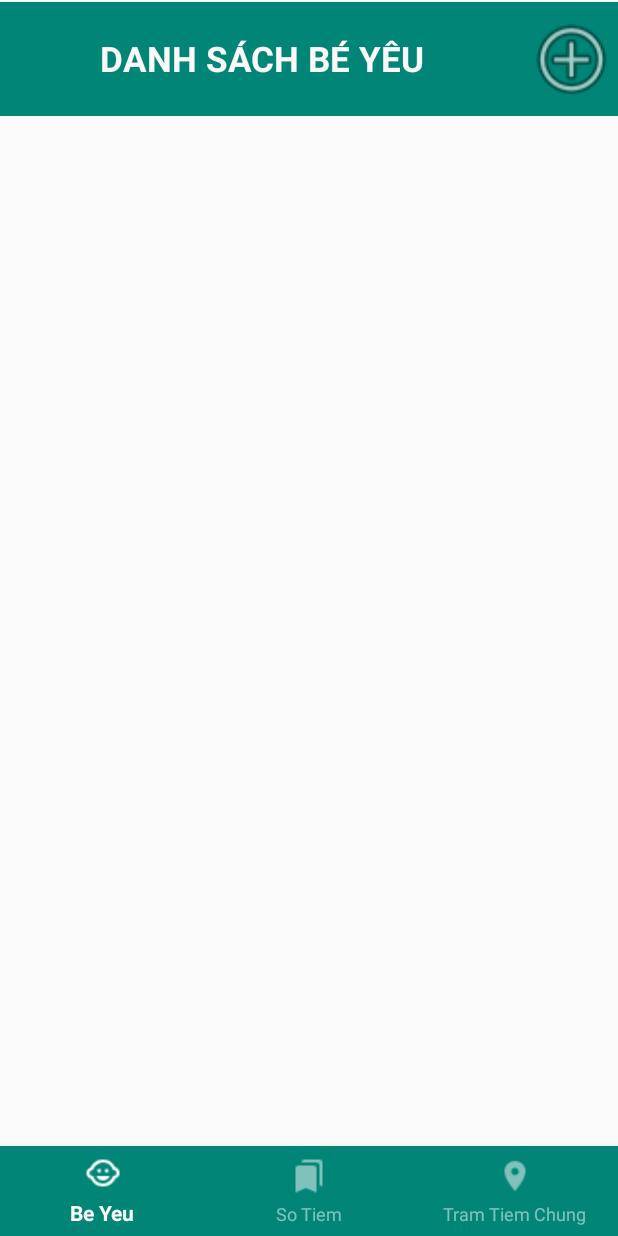
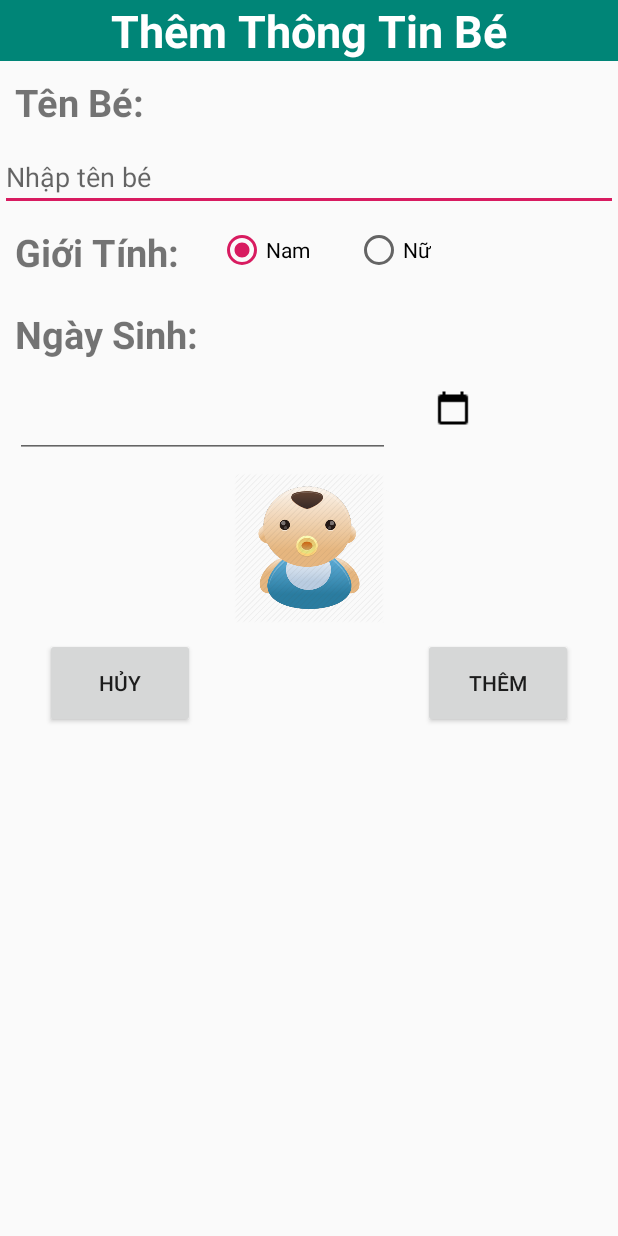
Before and after one commit to ntk0104/BabyVacxin, an Android app: the BeYeuFragment screen opened directly, with no data from a screen before it, after a tap on an icon or button, on a phone screen of 412 x 824 dp. Run offline under Robolectric (Android 15) with nearby library versions, the phone set to English and light mode, and no system bars; our stand-ins replace Volley; network calls fail; 1 statement that could not run was skipped.

Commit message:
done add new baby

```diff
--- a/app/src/main/AndroidManifest.xml
+++ b/app/src/main/AndroidManifest.xml
@@ -39,7 +39,8 @@
             android:name="com.facebook.sdk.ApplicationId"
             android:value="@string/facebook_app_id" />
 
-        <activity android:name=".MainActivity"></activity>
+        <activity android:name=".MainActivity" />
+        <activity android:name=".ThemBabyActivity"></activity>
     </application>
 
 </manifest>
--- a/app/src/main/java/com/dmt/sannguyen/lgwfb/BeYeuFragment.java
+++ b/app/src/main/java/com/dmt/sannguyen/lgwfb/BeYeuFragment.java
@@ -1,6 +1,7 @@
 package com.dmt.sannguyen.lgwfb;
 
 
+import android.content.Intent;
 import android.os.Bundle;
 import android.support.annotation.NonNull;
 import android.support.annotation.Nullable;
@@ -41,7 +42,7 @@ public class BeYeuFragment extends Fragment {
 
     private String userID;
     ArrayList<BeYeu> beYeuArrayList;
-    BeYeuAdapter adapter;
+    public BeYeuAdapter adapter;
 
 
     public BeYeuFragment() {
@@ -74,7 +75,10 @@ public class BeYeuFragment extends Fragment {
         view.findViewById(R.id.btnAddBaby).setOnClickListener(new View.OnClickListener() {
             @Override
             public void onClick(View v) {
-                Log.d("Track", "Btn is clicked in created");
+                Log.d("Track", "BtnAddBaby is clicked in created");
+                Intent intent = new Intent(getActivity().getApplicationContext(), ThemBabyActivity.class);
+                intent.putExtra("userid", userID);
+                startActivity(intent);
             }
         });
         ListView listviewBaby = view.findViewById(R.id.listviewBaby);
--- /dev/null
+++ b/app/src/main/java/com/dmt/sannguyen/lgwfb/ThemBabyActivity.java
@@ -0,0 +1,150 @@
+package com.dmt.sannguyen.lgwfb;
+
+import android.app.DatePickerDialog;
+import android.content.Intent;
+import android.support.v7.app.AppCompatActivity;
+import android.os.Bundle;
+import android.text.LoginFilter;
+import android.util.Log;
+import android.view.View;
+import android.widget.Button;
+import android.widget.DatePicker;
+import android.widget.EditText;
+import android.widget.ImageButton;
+import android.widget.RadioButton;
+import android.widget.RadioGroup;
+import android.widget.Toast;
+
+import com.android.volley.AuthFailureError;
+import com.android.volley.DefaultRetryPolicy;
+import com.android.volley.Request;
+import com.android.volley.RequestQueue;
+import com.android.volley.Response;
+import com.android.volley.VolleyError;
+import com.android.volley.toolbox.JsonObjectRequest;
+import com.android.volley.toolbox.Volley;
+
+import org.json.JSONObject;
+
+import java.util.Calendar;
+import java.util.HashMap;
+import java.util.Map;
+
+public class ThemBabyActivity extends AppCompatActivity {
+
+    EditText edtBabyName;
+    RadioGroup radioGroupGioiTinh;
+    RadioButton radioBtn;
+    EditText edtHienThiNgaySinh;
+    ImageButton imgCalendar;
+    Button btnThem, btnHuy;
+    String userid;
+
+    @Override
+    protected void onCreate(Bundle savedInstanceState) {
+        super.onCreate(savedInstanceState);
+        setContentView(R.layout.activity_them_baby);
+        final Intent intent = getIntent();
+        userid = intent.getStringExtra("userid");
+        Log.d("Track", "Add baby got: " + userid);
+        AnhXa();
+
+        imgCalendar.setOnClickListener(new View.OnClickListener() {
+            @Override
+            public void onClick(View v) {
+                Calendar calendar = Calendar.getInstance();
+                int year = calendar.get(Calendar.YEAR);
+                int month = calendar.get(Calendar.MONTH);
+                int date = calendar.get(Calendar.DATE);
+                DatePickerDialog datePickerDialog = new DatePickerDialog(ThemBabyActivity.this, new DatePickerDialog.OnDateSetListener() {
+                    @Override
+                    public void onDateSet(DatePicker view, int year, int month, int dayOfMonth) {
+                        edtHienThiNgaySinh.setText(year + "-" + (month + 1) + "-" + dayOfMonth);
+                    }
+                }, year, month, date);
+                datePickerDialog.show();
+            }
+        });
+
+        btnThem.setOnClickListener(new View.OnClickListener() {
+            @Override
+            public void onClick(View v) {
+                String baby_name = edtBabyName.getText().toString().trim();
+                int selectedGT = radioGroupGioiTinh.getCheckedRadioButtonId();
+                radioBtn = findViewById(selectedGT);
+                String gioitinh = (String) radioBtn.getText();
+                String ngaysinh = edtHienThiNgaySinh.getText().toString().trim();
+                int gender;
+                if(gioitinh.equals("Nam")){
+                    Log.d("Track", "Adding new baby with gioi tinh..."+ gioitinh);
+                    gender = 1;
+                }else{
+                    Log.d("Track", "Adding new baby with gioi tinh..."+ gioitinh);
+                    gender = 0;
+                }
+                if(baby_name.length() > 0 && ngaysinh.length() > 0 ){
+                    Log.d("Track", "Adding new baby with data..." + baby_name + " " + gender + " " + ngaysinh);
+                    AddNewBaby(baby_name, ngaysinh, gender, userid);
+                    Bundle bundle = new Bundle();
+                    bundle.putString("userid", userid);
+                    //send bundle data to BeYeuActivity activity
+                    Intent intent1 = new Intent(ThemBabyActivity.this, MainActivity.class);
+                    intent1.putExtras(bundle);
+                    startActivity(intent1);
+                }else {
+                    Toast.makeText(ThemBabyActivity.this, "thieu data", Toast.LENGTH_LONG).show();
+                }
+
+            }
+        });
+    }
+
+    private void AnhXa() {
+        edtBabyName = findViewById(R.id.edtBabyName);
+        radioGroupGioiTinh = findViewById(R.id.radioGrouptGioiTinh);
+        edtHienThiNgaySinh = findViewById(R.id.edtHienThiNgaySinh);
+        imgCalendar = findViewById(R.id.imgButtonCalendar);
+        btnThem = findViewById(R.id.btnThemBaby);
+        btnHuy = findViewById(R.id.btnCancelAddBaby);
+    }
+
+    private void AddNewBaby(final String name, final String dateofbirth, final int gender, final String userid){
+        String url = "https://babyvacxin.azurewebsites.net/api/AddBaby?code=Z791vFkebPlUlUy55cJzNsx6py6SWLs5Ay8ncnd7M8wrp9I0gbngfw==";
+        Log.d("Track", "Registering new user");
+        RequestQueue requestQueue = Volley.newRequestQueue(this);
+        final JsonObjectRequest jsonObjectRequest = new JsonObjectRequest(
+                Request.Method.GET,
+                url,
+                null,
+                new Response.Listener<JSONObject>() {
+                    @Override
+                    public void onResponse(JSONObject response) {
+                        Log.d("Track", "Response from RegisterNewUser :" + response);
+
+
+                    }
+                },
+                new Response.ErrorListener() {
+                    @Override
+                    public void onErrorResponse(VolleyError error) {
+                        Log.d("Track", "Response from RegisterNewUser :"+error);
+                    }
+                }
+        ){
+            @Override
+            public Map<String, String> getHeaders() throws AuthFailureError {
+                Map<String, String>  params = new HashMap<String, String>();
+                params.put("name", name);
+                params.put("dateofbirth", dateofbirth);
+                params.put("gender", String.valueOf(gender));
+                params.put("userid", userid);
+                return params;
+            }
+
+
+        };
+        //set to avoid Volley send request multiple times
+        jsonObjectRequest.setRetryPolicy(new DefaultRetryPolicy(0, DefaultRetryPolicy.DEFAULT_MAX_RETRIES, DefaultRetryPolicy.DEFAULT_BACKOFF_MULT));
+        requestQueue.add(jsonObjectRequest);
+    }
+}
--- /dev/null
+++ b/app/src/main/res/layout/activity_them_baby.xml
@@ -0,0 +1,158 @@
+<?xml version="1.0" encoding="utf-8"?>
+<RelativeLayout xmlns:android="http://schemas.android.com/apk/res/android"
+    xmlns:app="http://schemas.android.com/apk/res-auto"
+    xmlns:tools="http://schemas.android.com/tools"
+    android:layout_width="match_parent"
+    android:layout_height="match_parent"
+    tools:context=".ThemBabyActivity">
+
+    <TextView
+        android:id="@+id/headerAddBaby"
+        android:textSize="30sp"
+        android:textStyle="bold"
+        android:textColor="#ffffff"
+        android:background="@color/colorPrimary"
+        android:gravity="center"
+        android:text="Thêm Thông Tin Bé"
+        android:layout_width="match_parent"
+        android:layout_height="wrap_content" />
+
+    <TextView
+        android:id="@+id/txtLabelTenBe"
+        android:layout_below="@id/headerAddBaby"
+        android:textSize="25sp"
+        android:padding="10dp"
+        android:textStyle="bold"
+        android:text="Tên Bé:"
+        android:layout_width="match_parent"
+        android:layout_height="wrap_content" />
+
+    <EditText
+        android:hint="Nhập tên bé"
+        android:id="@+id/edtBabyName"
+        android:layout_below="@id/txtLabelTenBe"
+        android:layout_width="match_parent"
+        android:layout_height="45dp" />
+
+    <TextView
+        android:textSize="25sp"
+        android:textStyle="bold"
+        android:padding="10dp"
+        android:id="@+id/txtLabelGioiTinh"
+        android:layout_below="@id/edtBabyName"
+        android:text="Giới Tính: "
+        android:layout_width="wrap_content"
+        android:layout_height="wrap_content" />
+
+    <RadioGroup
+        android:padding="10dp"
+        android:id="@+id/radioGrouptGioiTinh"
+        android:layout_below="@id/edtBabyName"
+        android:orientation="horizontal"
+        android:layout_toRightOf="@id/txtLabelGioiTinh"
+        android:layout_width="match_parent"
+        android:layout_height="wrap_content">
+        <RadioButton
+            android:id="@+id/ratioGioiTinhNam"
+            android:text="Nam"
+            android:checked="true"
+            android:layout_width="wrap_content"
+            android:layout_height="wrap_content" />
+
+        <RadioButton
+            android:id="@+id/ratioGioiTinhNu"
+            android:text="Nữ"
+            android:layout_marginLeft="30dp"
+            android:layout_width="wrap_content"
+            android:layout_height="wrap_content" />
+    </RadioGroup>
+
+    <TextView
+        android:textSize="25sp"
+        android:textStyle="bold"
+        android:padding="10dp"
+        android:id="@+id/txtLabelNgaySinh"
+        android:layout_below="@id/txtLabelGioiTinh"
+        android:text="Ngày Sinh: "
+        android:layout_width="wrap_content"
+        android:layout_height="wrap_content" />
+
+    <EditText
+        android:textSize="25sp"
+        android:textStyle="bold"
+        android:layout_marginLeft="10dp"
+        android:id="@+id/edtHienThiNgaySinh"
+        android:layout_below="@id/txtLabelNgaySinh"
+        android:text=""
+        android:layout_width="250dp"
+        android:focusable="false"
+        android:layout_height="wrap_content" />
+
+    <ImageButton
+        android:src="@drawable/baseline_calendar_today_black_24dp"
+        android:layout_toRightOf="@id/edtHienThiNgaySinh"
+        android:layout_below="@id/txtLabelNgaySinh"
+        android:id="@+id/imgButtonCalendar"
+        android:layout_marginLeft="20dp"
+        android:padding="10dp"
+        android:background="@null"
+        android:layout_width="wrap_content"
+        android:layout_height="wrap_content" />
+
+    <ImageView
+        android:layout_margin="10dp"
+        android:layout_centerHorizontal="true"
+        android:id="@+id/avatarBaby"
+        android:src="@drawable/baby_avatar"
+        android:layout_width="100dp"
+        android:layout_height="100dp"
+        android:layout_below="@id/edtHienThiNgaySinh"/>
+
+    <Button
+        android:text="Thêm"
+        android:id="@+id/btnThemBaby"
+        android:layout_marginRight="30dp"
+        android:layout_alignParentRight="true"
+        android:layout_below="@id/avatarBaby"
+        android:layout_width="100dp"
+        android:layout_height="60dp" />
+
+    <Button
+        android:text="Hủy"
+        android:id="@+id/btnCancelAddBaby"
+        android:layout_marginLeft="30dp"
+        android:layout_alignParentLeft="true"
+        android:layout_below="@id/avatarBaby"
+        android:layout_width="100dp"
+        android:layout_height="60dp" />
+
+
+
+
+
+    <!--<TextView-->
+        <!--android:textSize="15sp"-->
+        <!--android:textStyle="bold"-->
+        <!--android:padding="6dp"-->
+        <!--android:layout_marginTop="10dp"-->
+        <!--android:id="@+id/txtLabelGTNam"-->
+        <!--android:layout_below="@id/edtBabyName"-->
+        <!--android:layout_toRightOf="@id/ratioGioiTinhNam"-->
+        <!--android:text="Nam"-->
+        <!--android:layout_width="wrap_content"-->
+        <!--android:layout_height="wrap_content" />-->
+
+    <!--<TextView-->
+        <!--android:textSize="15sp"-->
+        <!--android:textStyle="bold"-->
+        <!--android:padding="6dp"-->
+        <!--android:layout_marginTop="10dp"-->
+        <!--android:id="@+id/txtLabelGTNu"-->
+        <!--android:layout_below="@id/edtBabyName"-->
+        <!--android:layout_toRightOf="@id/ratioGioiTinhNu"-->
+        <!--android:text="Nữ"-->
+        <!--android:layout_width="wrap_content"-->
+        <!--android:layout_height="wrap_content" />-->
+
+
+</RelativeLayout>
```
Also changed, not shown: app/src/main/res/drawable/baseline_calendar_today_black_24dp.png (added).
